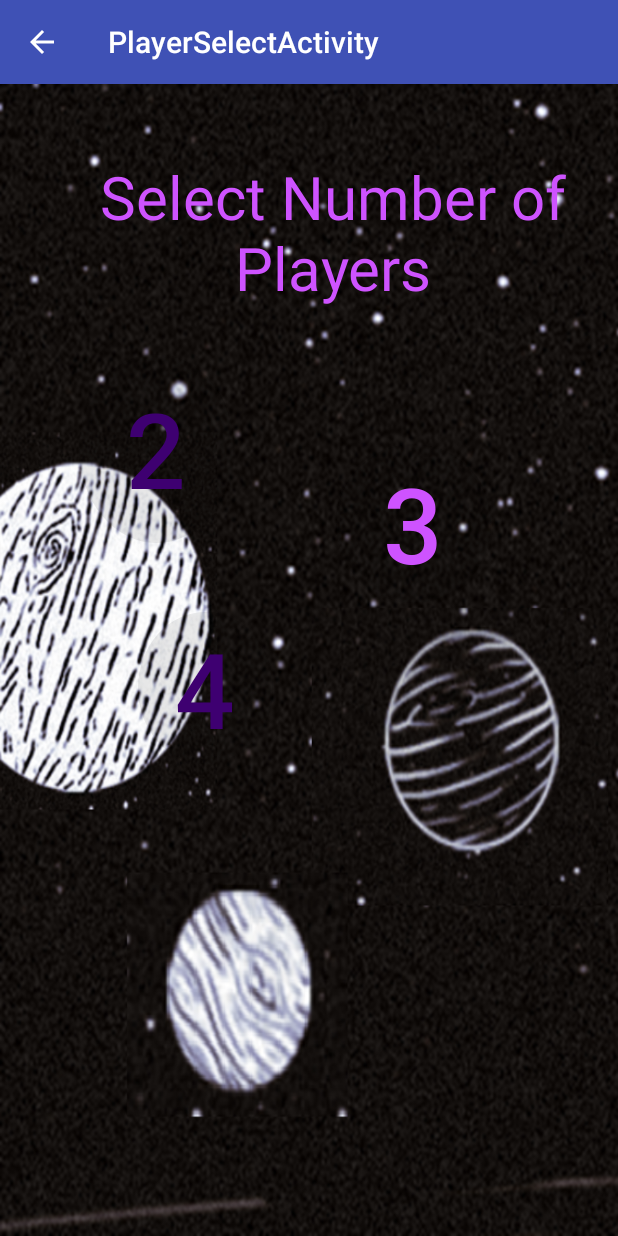
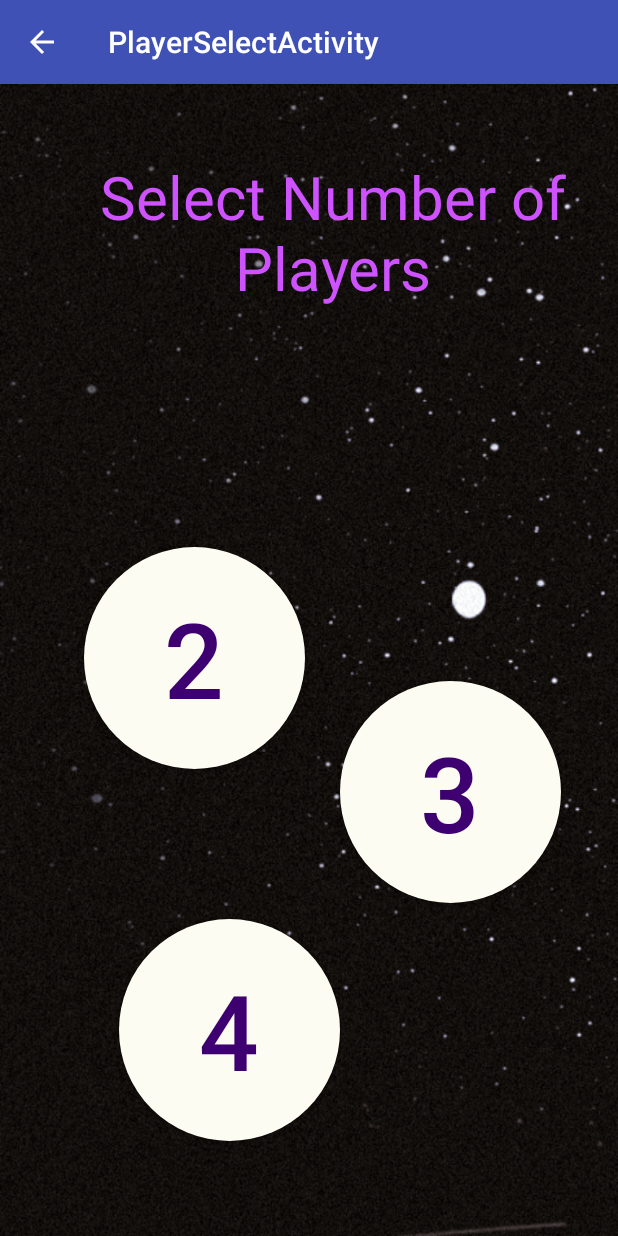
Before and after one commit to Twangybeast/Project-Orion, an Android app: the PlayerSelectActivity screen opened directly, with no data from a screen before it, on a phone screen of 412 x 824 dp. Run offline under Robolectric (Android 15) with nearby library versions, the light colour scheme and no system bars.

Commit message:
fixed welcome screen

```diff
--- a/app/src/main/java/twangybeast/orion/PlayerSelectActivity.java
+++ b/app/src/main/java/twangybeast/orion/PlayerSelectActivity.java
@@ -21,10 +21,9 @@ public class PlayerSelectActivity extends AppCompatActivity {
         super.onCreate(savedInstanceState);
 
         setContentView(R.layout.activity_player_select);
-        ActionBar actionBar = getSupportActionBar();
-        if (actionBar != null) {
-            actionBar.setDisplayHomeAsUpEnabled(true);
-        }
+
+
+
     }
 
 }
--- a/app/src/main/res/drawable/round_button.xml
+++ b/app/src/main/res/drawable/round_button.xml
@@ -2,7 +2,7 @@
 <selector xmlns:android="http://schemas.android.com/apk/res/android">
     <item android:state_pressed="false">
         <shape android:shape="oval">
-            <solid android:color="#14141414"/>
+            <solid android:color="#fcfcf2" />
         </shape>
     </item>
     <item android:state_pressed="true">
--- a/app/src/main/res/layout/activity_player_select.xml
+++ b/app/src/main/res/layout/activity_player_select.xml
@@ -6,7 +6,7 @@
     android:layout_width="match_parent"
     android:layout_height="match_parent"
     android:orientation="vertical"
-    android:background="@drawable/playerselect">
+    android:background="@drawable/galaxy">
 
 
     <TextView
@@ -26,47 +26,59 @@
         app:layout_constraintTop_toTopOf="parent" />
 
     <Button
-        android:layout_width="90dp"
-        android:layout_height="101dp"
-        android:layout_marginStart="92dp"
-        android:layout_marginLeft="92dp"
-        android:layout_marginTop="352dp"
+        android:layout_width="147dp"
+        android:layout_height="148dp"
+        android:layout_marginBottom="16dp"
+        android:layout_marginEnd="16dp"
+        android:layout_marginStart="16dp"
+        android:layout_marginTop="16dp"
         android:background="@drawable/round_button"
         android:gravity="center_vertical|center_horizontal"
         android:text="4"
         android:textColor="#3e0071"
         android:textSize="70dp"
+        app:layout_constraintBottom_toBottomOf="parent"
+        app:layout_constraintEnd_toEndOf="parent"
+        app:layout_constraintHorizontal_bias="0.271"
         app:layout_constraintStart_toStartOf="parent"
-        app:layout_constraintTop_toTopOf="parent" />
+        app:layout_constraintTop_toTopOf="parent"
+        app:layout_constraintVertical_bias="0.919" />
+
     <Button
-        android:layout_width="103dp"
-        android:layout_height="126dp"
-        android:layout_marginEnd="256dp"
+        android:layout_width="147dp"
+        android:layout_height="148dp"
+        android:layout_marginBottom="16dp"
+        android:layout_marginEnd="16dp"
         android:layout_marginStart="16dp"
-        android:layout_marginRight="256dp"
-        android:layout_marginLeft="16dp"
-        android:layout_marginTop="180dp"
+        android:layout_marginTop="16dp"
         android:background="@drawable/round_button"
         android:gravity="center_vertical|center_horizontal"
         android:text="2"
         android:textColor="#3e0071"
         android:textSize="70dp"
+        app:layout_constraintBottom_toBottomOf="parent"
         app:layout_constraintEnd_toEndOf="parent"
-        app:layout_constraintHorizontal_bias="1.0"
+        app:layout_constraintHorizontal_bias="0.172"
         app:layout_constraintStart_toStartOf="parent"
-        app:layout_constraintTop_toTopOf="parent" />
+        app:layout_constraintTop_toTopOf="parent"
+        app:layout_constraintVertical_bias="0.498" />
 
     <Button
-        android:layout_width="103dp"
-        android:layout_height="106dp"
-        android:layout_marginStart="224dp"
-        android:layout_marginLeft="224dp"
-        android:layout_marginTop="240dp"
+        android:layout_width="147dp"
+        android:layout_height="148dp"
+        android:layout_marginBottom="16dp"
+        android:layout_marginEnd="16dp"
+        android:layout_marginStart="16dp"
+        android:layout_marginTop="16dp"
         android:background="@drawable/round_button"
         android:gravity="center_vertical|center_horizontal"
         android:text="3"
-        android:textColor="#ce53ff"
+        android:textColor="#3e0071"
         android:textSize="70dp"
+        app:layout_constraintBottom_toBottomOf="parent"
+        app:layout_constraintEnd_toEndOf="parent"
+        app:layout_constraintHorizontal_bias="0.905"
         app:layout_constraintStart_toStartOf="parent"
-        app:layout_constraintTop_toTopOf="parent" />
+        app:layout_constraintTop_toTopOf="parent"
+        app:layout_constraintVertical_bias="0.65" />
 </android.support.constraint.ConstraintLayout>
```
Also changed, not shown: app/src/main/res/layout/playerselect.xml (added, +87 -0 lines), app/src/main/res/drawable/galaxy.png (added), app/src/main/res/drawable/playerselect.png (deleted).
